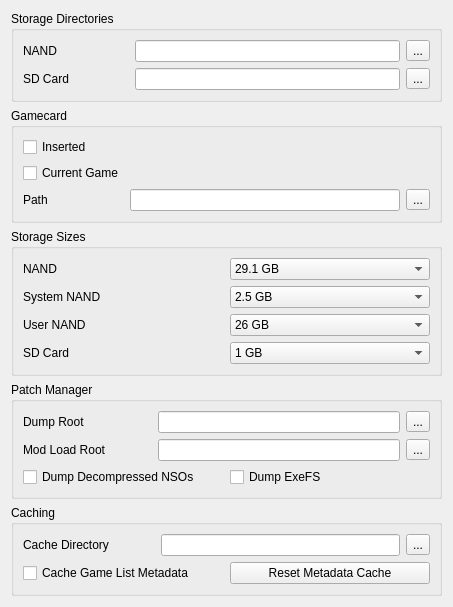
Old version of the form src/yuzu/configuration/configure_filesystem.ui in the repository formylover/yuzu-early-access.
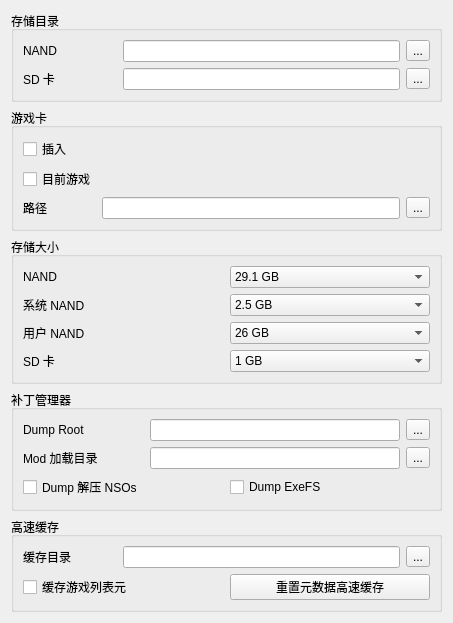
New version of the form.

What changed in the file:
```diff
--- a/src/yuzu/configuration/configure_filesystem.ui
+++ b/src/yuzu/configuration/configure_filesystem.ui
@@ -19,7 +19,7 @@
      <item>
       <widget class="QGroupBox" name="groupBox">
        <property name="title">
-        <string>Storage Directories</string>
+        <string>存储目录</string>
        </property>
        <layout class="QGridLayout" name="gridLayout">
         <item row="0" column="0">
@@ -45,7 +45,7 @@
         <item row="1" column="0">
          <widget class="QLabel" name="label_2">
           <property name="text">
-           <string>SD Card</string>
+           <string>SD 卡</string>
           </property>
          </widget>
         </item>
@@ -78,13 +78,13 @@
      <item>
       <widget class="QGroupBox" name="groupBox_2">
        <property name="title">
-        <string>Gamecard</string>
+        <string>游戏卡</string>
        </property>
        <layout class="QGridLayout" name="gridLayout_2">
         <item row="2" column="1">
          <widget class="QLabel" name="label_3">
           <property name="text">
-           <string>Path</string>
+           <string>路径</string>
           </property>
          </widget>
         </item>
@@ -94,14 +94,14 @@
         <item row="0" column="1">
          <widget class="QCheckBox" name="gamecard_inserted">
           <property name="text">
-           <string>Inserted</string>
+           <string>插入</string>
           </property>
          </widget>
         </item>
         <item row="1" column="1">
          <widget class="QCheckBox" name="gamecard_current_game">
           <property name="text">
-           <string>Current Game</string>
+           <string>目前游戏</string>
           </property>
          </widget>
         </item>
@@ -118,20 +118,20 @@
      <item>
       <widget class="QGroupBox" name="groupBox_3">
        <property name="title">
-        <string>Storage Sizes</string>
+        <string>存储大小</string>
        </property>
        <layout class="QGridLayout" name="gridLayout_3">
         <item row="3" column="0">
          <widget class="QLabel" name="label_5">
           <property name="text">
-           <string>SD Card</string>
+           <string>SD 卡</string>
           </property>
          </widget>
         </item>
         <item row="1" column="0">
          <widget class="QLabel" name="label_4">
           <property name="text">
-           <string>System NAND</string>
+           <string>系统 NAND</string>
           </property>
          </widget>
         </item>
@@ -213,7 +213,7 @@
         <item row="2" column="0">
          <widget class="QLabel" name="label_6">
           <property name="text">
-           <string>User NAND</string>
+           <string>用户 NAND</string>
           </property>
          </widget>
         </item>
@@ -239,7 +239,7 @@
      <item>
       <widget class="QGroupBox" name="groupBox_4">
        <property name="title">
-        <string>Patch Manager</string>
+        <string>补丁管理器</string>
        </property>
        <layout class="QGridLayout" name="gridLayout_4">
         <item row="1" column="2">
@@ -267,7 +267,7 @@
           <item>
            <widget class="QCheckBox" name="dump_nso">
             <property name="text">
-             <string>Dump Decompressed NSOs</string>
+             <string>Dump 解压 NSOs</string>
             </property>
            </widget>
           </item>
@@ -283,7 +283,7 @@
         <item row="1" column="0">
          <widget class="QLabel" name="label_9">
           <property name="text">
-           <string>Mod Load Root</string>
+           <string>Mod 加载目录</string>
           </property>
          </widget>
         </item>
@@ -316,13 +316,13 @@
      <item>
       <widget class="QGroupBox" name="groupBox_5">
        <property name="title">
-        <string>Caching</string>
+        <string>高速缓存</string>
        </property>
        <layout class="QGridLayout" name="gridLayout_5">
         <item row="0" column="0">
          <widget class="QLabel" name="label_10">
           <property name="text">
-           <string>Cache Directory</string>
+           <string>缓存目录</string>
           </property>
          </widget>
         </item>
@@ -357,14 +357,14 @@
           <item>
            <widget class="QCheckBox" name="cache_game_list">
             <property name="text">
-             <string>Cache Game List Metadata</string>
+             <string>缓存游戏列表元</string>
             </property>
            </widget>
           </item>
           <item>
            <widget class="QPushButton" name="reset_game_list_cache">
             <property name="text">
-             <string>Reset Metadata Cache</string>
+             <string>重置元数据高速缓存</string>
             </property>
            </widget>
           </item>
```
